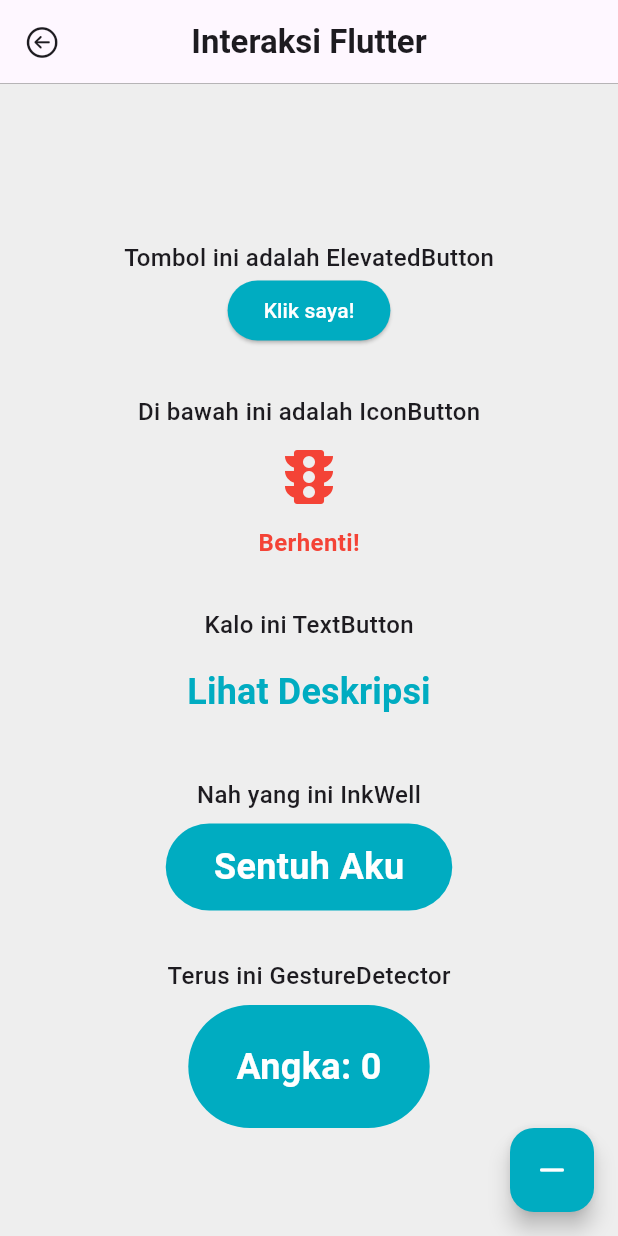
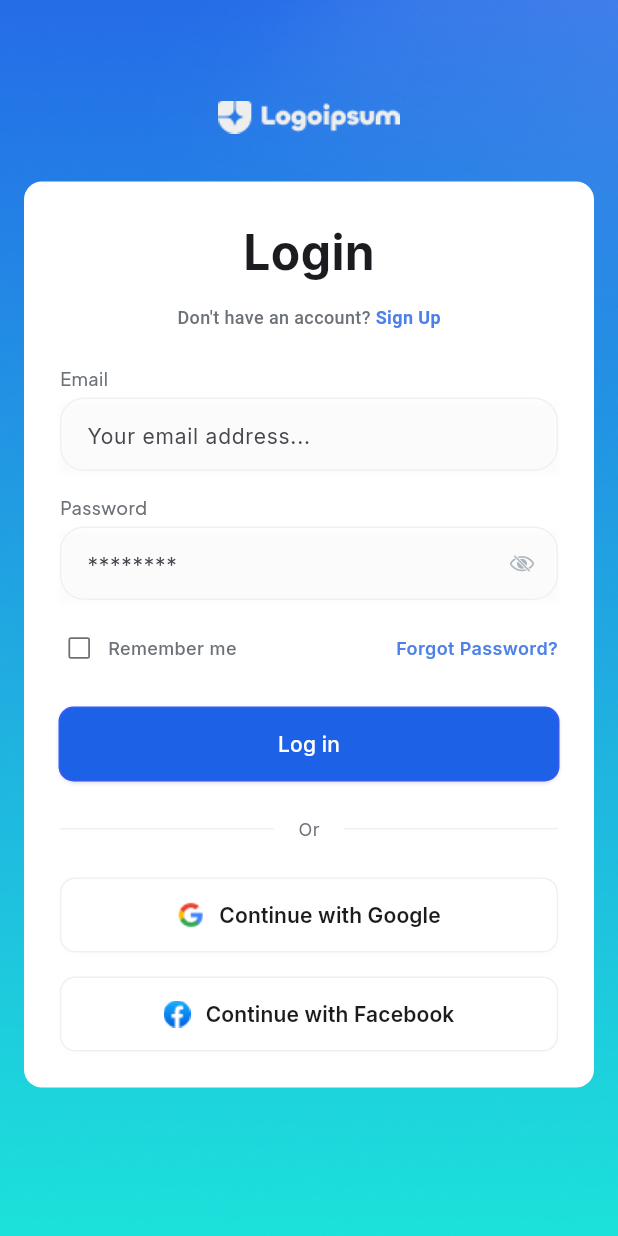
Before and after one commit to viqarrr/Tugas_Flutter_PPKDB3_2026, a Flutter app: the screen it shows after launch, on a phone screen of 412 x 824 dp. Run offline on Flutter 3.47's test engine with Material 3 defaults, Android fonts, the phone set to English and light mode, and no system bars; our stand-ins replace shimmer_animation; Roboto replaces fonts that are missing (SF Pro).

Commit message:
add: Materi day 10, Tugas 6 Flutter

```diff
--- a/lib/main.dart
+++ b/lib/main.dart
@@ -1,5 +1,5 @@
 import 'package:flutter/material.dart';
-import 'package:flutter_masibelajar/tugas/tugas_day_9.dart';
+import 'package:flutter_masibelajar/tugas/tugas_6_flutter.dart';
 
 void main() {
   runApp(const MyApp());
@@ -30,10 +30,16 @@ class MyApp extends StatelessWidget {
         // This works for code too, not just values: Most code changes can be
         // tested with just a hot reload.
         colorScheme: .fromSeed(seedColor: Colors.deepPurple),
-        fontFamily: 'SF Pro',
+        fontFamily: 'Inter',
       ),
-      home: TugasDay9(),
-      // home: StackDay8(),
+
+      // //Routes
+      // initialRoute: "/",
+      // routes: {
+      //   "/": (context) => RoutingDay11(),
+      //   "/home": (context) => HomeRoutingDay11(),
+      // },
+      home: LoginPage(),
     );
   }
 }
--- /dev/null
+++ b/lib/tugas/tugas_6_flutter.dart
@@ -0,0 +1,344 @@
+import 'package:flutter/cupertino.dart';
+import 'package:flutter/material.dart';
+
+class LoginPage extends StatelessWidget {
+  const LoginPage({super.key});
+
+  @override
+  Widget build(BuildContext context) {
+    return Scaffold(
+      body: Container(
+        decoration: BoxDecoration(
+          image: DecorationImage(
+            image: AssetImage("assets/images/background.png"),
+            fit: BoxFit.cover,
+          ),
+        ),
+        child: Column(
+          mainAxisAlignment: MainAxisAlignment.center,
+          children: [
+            Center(
+              child: Container(
+                height: 22,
+                decoration: BoxDecoration(
+                  image: DecorationImage(
+                    image: AssetImage("assets/images/logo.png"),
+                  ),
+                ),
+              ),
+            ),
+            Container(
+              margin: EdgeInsets.symmetric(vertical: 32, horizontal: 16),
+              padding: EdgeInsets.all(24),
+              decoration: BoxDecoration(
+                color: Colors.white,
+                borderRadius: BorderRadius.circular(12),
+              ),
+              child: Column(
+                spacing: 24,
+                children: [
+                  Column(
+                    spacing: 12,
+                    children: [
+                      Text(
+                        "Login",
+                        style: TextStyle(
+                          fontSize: 32,
+                          fontWeight: FontWeight.bold,
+                        ),
+                      ),
+                      Text.rich(
+                        TextSpan(
+                          text: "Don't have an account? ",
+                          style: TextStyle(
+                            color: Color(0xff6C7278),
+                            fontSize: 12,
+                            fontWeight: FontWeight.w500,
+                          ),
+                          children: <TextSpan>[
+                            TextSpan(
+                              text: "Sign Up",
+                              style: TextStyle(
+                                color: Color(0xff4d81e7),
+                                fontSize: 12,
+                                fontWeight: FontWeight.w600,
+                              ),
+                            ),
+                          ],
+                        ),
+                      ),
+                    ],
+                  ),
+                  Column(
+                    spacing: 16,
+                    children: [
+                      inputField("Email", "Your email address..."),
+                      inputField(
+                        "Password",
+                        "********",
+                        Icon(
+                          CupertinoIcons.eye_slash,
+                          size: 16,
+                          color: Color(0xffacb5bb),
+                        ),
+                      ),
+                      Row(
+                        mainAxisAlignment: MainAxisAlignment.spaceBetween,
+                        children: [
+                          Row(
+                            children: [
+                              Transform.scale(
+                                scale: 0.8,
+                                alignment: Alignment.centerLeft,
+                                child: Checkbox(
+                                  value: false,
+                                  onChanged: (value) {},
+                                  visualDensity: VisualDensity(
+                                    horizontal: -4,
+                                    vertical: -4,
+                                  ),
+                                  side: BorderSide(
+                                    color: Color(0xff6C7278),
+                                    width: 1.5,
+                                  ),
+                                ),
+                              ),
+                              Text(
+                                "Remember me",
+                                style: TextStyle(
+                                  fontSize: 12,
+                                  fontWeight: FontWeight.w500,
+                                  color: Color(0xff6C7278),
+                                ),
+                              ),
+                            ],
+                          ),
+                          Text(
+                            "Forgot Password?",
+                            style: TextStyle(
+                              fontSize: 12,
+                              fontWeight: FontWeight.w600,
+                              color: Color(0xff4d81e7),
+                            ),
+                          ),
+                        ],
+                      ),
+                    ],
+                  ),
+                  Column(
+                    spacing: 24,
+                    children: [
+                      CenteredButton(
+                        backgroundColor: Color(0xff1D61E7),
+                        padding: EdgeInsets.symmetric(vertical: 14),
+                        borderRadius: BorderRadius.circular(10),
+                        boxShadow: [
+                          BoxShadow(spreadRadius: 1, color: Color(0xff375DFB)),
+                          BoxShadow(
+                            color: Color(0x48253ea7),
+                            offset: Offset(0, 1),
+                            blurRadius: 2,
+                          ),
+                        ],
+                        content: Text(
+                          "Log in",
+                          style: TextStyle(
+                            fontSize: 14,
+                            fontWeight: FontWeight.w500,
+                            color: Colors.white,
+                          ),
+                        ),
+                      ),
+                      Row(
+                        mainAxisAlignment: MainAxisAlignment.spaceBetween,
+                        spacing: 16,
+                        children: [
+                          Expanded(child: Divider(color: Color(0xffEDF1F3))),
+                          Text(
+                            "Or",
+                            style: TextStyle(
+                              fontSize: 12,
+                              fontWeight: FontWeight.w400,
+                              color: Color(0xff6C7278),
+                            ),
+                          ),
+                          Expanded(child: Divider(color: Color(0xffEDF1F3))),
+                        ],
+                      ),
+                      Column(
+                        spacing: 16,
+                        children: [
+                          CenteredButton(
+                            backgroundColor: Colors.white,
+                            padding: EdgeInsets.symmetric(vertical: 14),
+                            border: BoxBorder.all(
+                              color: Color(0xffEFF0F6),
+                              width: 1,
+                            ),
+                            borderRadius: BorderRadius.circular(10),
+                            boxShadow: [
+                              BoxShadow(
+                                color: Color(0x50f4f5fa),
+                                offset: Offset(0, 1),
+                                blurRadius: 2,
+                              ),
+                            ],
+                            content: Row(
+                              mainAxisAlignment: MainAxisAlignment.center,
+                              spacing: 10,
+                              children: [
+                                Image.asset(
+                                  "assets/images/google.png",
+                                  height: 18,
+                                ),
+                                Text(
+                                  "Continue with Google",
+                                  style: TextStyle(
+                                    fontSize: 14,
+                                    fontWeight: FontWeight.w600,
+                                    color: Color(0xff1A1C1E),
+                                  ),
+                                ),
+                              ],
+                            ),
+                          ),
+                          CenteredButton(
+                            backgroundColor: Colors.white,
+                            padding: EdgeInsets.symmetric(vertical: 14),
+                            border: BoxBorder.all(
+                              color: Color(0xffEFF0F6),
+                              width: 1,
+                            ),
+                            borderRadius: BorderRadius.circular(10),
+                            boxShadow: [
+                              BoxShadow(
+                                color: Color(0x50f4f5fa),
+                                offset: Offset(0, 1),
+                                blurRadius: 2,
+                              ),
+                            ],
+                            content: Row(
+                              mainAxisAlignment: MainAxisAlignment.center,
+                              spacing: 10,
+                              children: [
+                                Image.asset(
+                                  "assets/images/facebook.png",
+                                  height: 18,
+                                ),
+                                Text(
+                                  "Continue with Facebook",
+                                  style: TextStyle(
+                                    fontSize: 14,
+                                    fontWeight: FontWeight.w600,
+                                    color: Color(0xff1A1C1E),
+                                  ),
+                                ),
+                              ],
+                            ),
+                          ),
+                        ],
+                      ),
+                    ],
+                  ),
+                ],
+              ),
+            ),
+          ],
+        ),
+      ),
+    );
+  }
+
+  Column inputField(String label, String hintText, [Widget? suffixIcon]) {
+    return Column(
+      spacing: 8,
+      children: [
+        Column(
+          crossAxisAlignment: CrossAxisAlignment.start,
+          spacing: 4,
+          children: [
+            Text(
+              label,
+              style: TextStyle(
+                fontFamily: "Plus Jakarta Sans",
+                fontSize: 12,
+                fontWeight: FontWeight.w500,
+                color: Color(0xff6C7278),
+              ),
+            ),
+            Container(
+              decoration: BoxDecoration(
+                boxShadow: [
+                  BoxShadow(
+                    color: Color(0x24E4E5E7),
+                    offset: Offset(0, 2),
+                    blurRadius: 2,
+                  ),
+                ],
+              ),
+              child: TextField(
+                decoration: InputDecoration(
+                  contentPadding: EdgeInsets.symmetric(
+                    vertical: 12.5,
+                    horizontal: 14,
+                  ),
+                  enabledBorder: OutlineInputBorder(
+                    borderRadius: BorderRadius.circular(16),
+                    borderSide: BorderSide(color: Color(0xffedf1f3)),
+                  ),
+                  focusedBorder: OutlineInputBorder(
+                    borderRadius: BorderRadius.circular(16),
+                    borderSide: BorderSide(color: Color(0xffedf1f3)),
+                  ),
+                  fillColor: Colors.white,
+                  hintText: hintText,
+                  hintStyle: TextStyle(fontSize: 14),
+                  suffixIcon: suffixIcon,
+                ),
+              ),
+            ),
+          ],
+        ),
+      ],
+    );
+  }
+}
+
+class CenteredButton extends StatelessWidget {
+  final Color backgroundColor;
+  final Widget content;
+  final EdgeInsetsGeometry? padding;
+  final BoxBorder? border;
+  final BorderRadiusGeometry borderRadius;
+  final List<BoxShadow>? boxShadow;
+
+  const CenteredButton({
+    super.key,
+    required this.backgroundColor,
+    required this.content,
+    required this.borderRadius,
+    this.padding,
+    this.border,
+    this.boxShadow,
+  });
+
+  @override
+  Widget build(BuildContext context) {
+    return Container(
+      decoration: BoxDecoration(
+        border: border,
+        borderRadius: borderRadius,
+        boxShadow: boxShadow,
+      ),
+      child: TextButton(
+        onPressed: () {},
+        style: TextButton.styleFrom(
+          padding: padding,
+          backgroundColor: backgroundColor,
+          shape: RoundedRectangleBorder(borderRadius: borderRadius),
+        ),
+        child: Center(child: content),
+      ),
+    );
+  }
+}
--- a/lib/tugas/tugas_day_9.dart
+++ b/lib/tugas/tugas_day_9.dart
@@ -54,8 +54,8 @@ class _TugasDay9State extends State<TugasDay9> {
                   showElevatedButtonText = !showElevatedButtonText;
                 });
               },
-              style: ButtonStyle(
-                backgroundColor: WidgetStateProperty.all(Colors.cyan[600]),
+              style: ElevatedButton.styleFrom(
+                backgroundColor: Colors.cyan[600],
               ),
               child: Text("Klik saya!", style: TextStyle(color: Colors.white)),
             ),
```
Also changed, not shown: lib/day_10/counter.dart (added, +70 -0 lines), lib/day_10/image.dart (added, +73 -0 lines), lib/day_11/abis_home.dart (added, +52 -0 lines), lib/day_11/home.dart (added, +72 -0 lines), lib/day_11/routing.dart (added, +55 -0 lines), pubspec.yaml (+7 -0 lines), assets/fonts/Inter.ttf (added), assets/fonts/PlusJakartaSans.ttf (added), assets/images/background.png (added), assets/images/facebook.png (added), assets/images/google.png (added), assets/images/logo.png (added), pubspec.lock.
